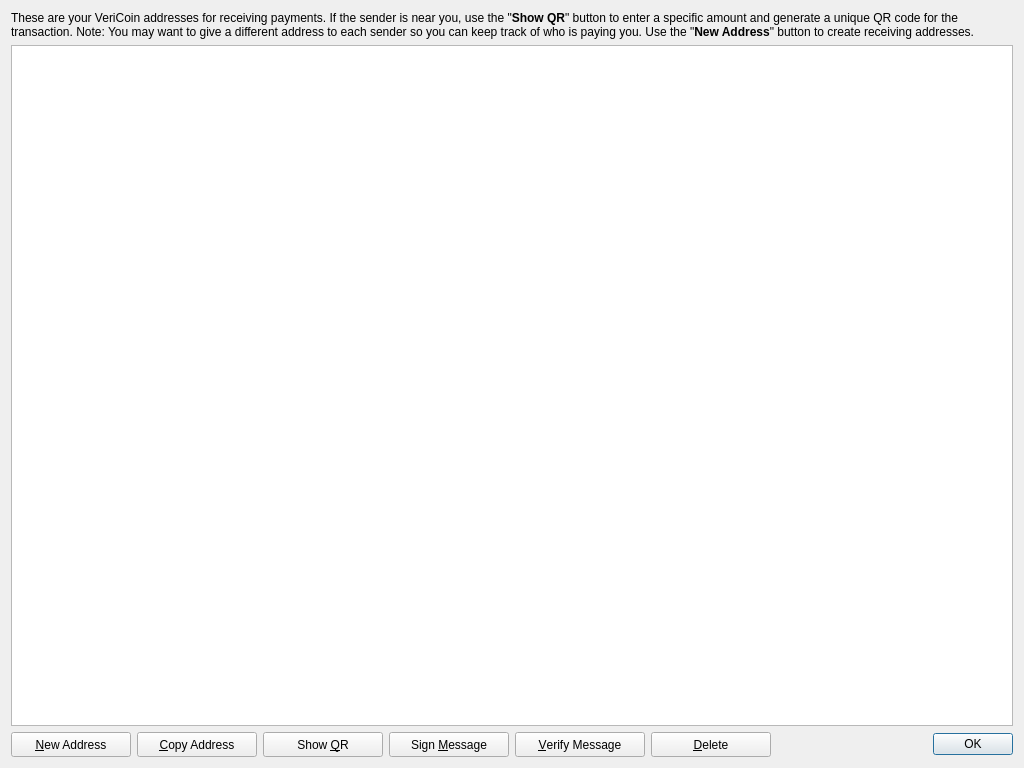
Above: src/qt/forms/addressbookpage.ui from VeriConomy/vericoin before the change. Below: the same form after it.
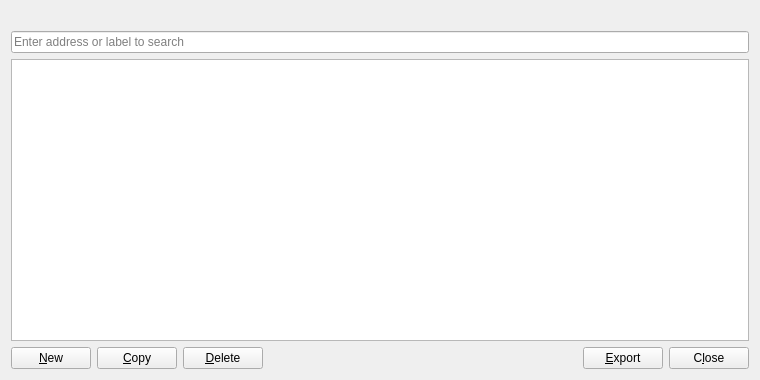
That is the form after the change. Icons and pictures are not drawn.

```diff
--- a/src/qt/forms/addressbookpage.ui
+++ b/src/qt/forms/addressbookpage.ui
@@ -6,8 +6,8 @@
    <rect>
     <x>0</x>
     <y>0</y>
-    <width>1024</width>
-    <height>768</height>
+    <width>760</width>
+    <height>380</height>
    </rect>
   </property>
   <property name="windowTitle">
@@ -16,17 +16,18 @@
   <layout class="QVBoxLayout" name="verticalLayout">
    <item>
     <widget class="QLabel" name="labelExplanation">
-     <property name="text">
-      <string>&lt;html&gt;&lt;head/&gt;&lt;body&gt;&lt;p&gt;&lt;img src=&quot;:/icons/transaction_conflicted&quot;/&gt; These are your VeriCoin addresses for receiving payments. If the sender is near you, use the &amp;quot;&lt;span style=&quot; font-weight:600;&quot;&gt;Show QR&lt;/span&gt;&amp;quot; button to enter a specific amount and generate a unique QR code for the transaction. Note: You may want to give a different address to each sender so you can keep track of who is paying you. Use the &amp;quot;&lt;span style=&quot; font-weight:600;&quot;&gt;New Address&lt;/span&gt;&amp;quot; button to create receiving addresses.&lt;/p&gt;&lt;/body&gt;&lt;/html&gt;</string>
-     </property>
      <property name="textFormat">
-      <enum>Qt::AutoText</enum>
+      <enum>Qt::PlainText</enum>
      </property>
      <property name="wordWrap">
       <bool>true</bool>
      </property>
-     <property name="textInteractionFlags">
-      <set>Qt::NoTextInteraction</set>
+    </widget>
+   </item>
+   <item>
+    <widget class="QLineEdit" name="searchLineEdit">
+     <property name="placeholderText">
+      <string>Enter address or label to search</string>
      </property>
     </widget>
    </item>
@@ -67,143 +68,41 @@
    <item>
     <layout class="QHBoxLayout" name="horizontalLayout">
      <item>
-      <widget class="QPushButton" name="newAddressButton">
-       <property name="minimumSize">
-        <size>
-         <width>120</width>
-         <height>25</height>
-        </size>
-       </property>
+      <widget class="QPushButton" name="newAddress">
        <property name="toolTip">
         <string>Create a new address</string>
        </property>
        <property name="text">
-        <string>&amp;New Address</string>
+        <string>&amp;New</string>
        </property>
        <property name="icon">
         <iconset resource="../bitcoin.qrc">
          <normaloff>:/icons/add</normaloff>:/icons/add</iconset>
        </property>
-       <property name="iconSize">
-        <size>
-         <width>12</width>
-         <height>12</height>
-        </size>
+       <property name="autoDefault">
+        <bool>false</bool>
        </property>
       </widget>
      </item>
      <item>
-      <widget class="QPushButton" name="copyToClipboard">
-       <property name="minimumSize">
-        <size>
-         <width>120</width>
-         <height>25</height>
-        </size>
-       </property>
+      <widget class="QPushButton" name="copyAddress">
        <property name="toolTip">
         <string>Copy the currently selected address to the system clipboard</string>
        </property>
        <property name="text">
-        <string>&amp;Copy Address</string>
+        <string>&amp;Copy</string>
        </property>
        <property name="icon">
         <iconset resource="../bitcoin.qrc">
          <normaloff>:/icons/editcopy</normaloff>:/icons/editcopy</iconset>
        </property>
-       <property name="iconSize">
-        <size>
-         <width>12</width>
-         <height>12</height>
-        </size>
+       <property name="autoDefault">
+        <bool>false</bool>
        </property>
       </widget>
      </item>
      <item>
-      <widget class="QPushButton" name="showQRCode">
-       <property name="minimumSize">
-        <size>
-         <width>120</width>
-         <height>25</height>
-        </size>
-       </property>
-       <property name="toolTip">
-        <string>Generate a QR code for the address</string>
-       </property>
-       <property name="text">
-        <string>Show &amp;QR</string>
-       </property>
-       <property name="icon">
-        <iconset resource="../bitcoin.qrc">
-         <normaloff>:/icons/qrcode</normaloff>:/icons/qrcode</iconset>
-       </property>
-       <property name="iconSize">
-        <size>
-         <width>14</width>
-         <height>14</height>
-        </size>
-       </property>
-      </widget>
-     </item>
-     <item>
-      <widget class="QPushButton" name="signMessage">
-       <property name="minimumSize">
-        <size>
-         <width>120</width>
-         <height>25</height>
-        </size>
-       </property>
-       <property name="toolTip">
-        <string>Sign a message to prove you own a VeriCoin address</string>
-       </property>
-       <property name="text">
-        <string>Sign &amp;Message</string>
-       </property>
-       <property name="icon">
-        <iconset resource="../bitcoin.qrc">
-         <normaloff>:/icons/editButton</normaloff>:/icons/editButton</iconset>
-       </property>
-       <property name="iconSize">
-        <size>
-         <width>12</width>
-         <height>12</height>
-        </size>
-       </property>
-      </widget>
-     </item>
-     <item>
-      <widget class="QPushButton" name="verifyMessage">
-       <property name="minimumSize">
-        <size>
-         <width>130</width>
-         <height>25</height>
-        </size>
-       </property>
-       <property name="toolTip">
-        <string>Verify a message to ensure it was signed with a specified VeriCoin address</string>
-       </property>
-       <property name="text">
-        <string>&amp;Verify Message</string>
-       </property>
-       <property name="icon">
-        <iconset resource="../bitcoin.qrc">
-         <normaloff>:/icons/verifyButton</normaloff>:/icons/verifyButton</iconset>
-       </property>
-       <property name="iconSize">
-        <size>
-         <width>12</width>
-         <height>12</height>
-        </size>
-       </property>
-      </widget>
-     </item>
-     <item>
-      <widget class="QPushButton" name="deleteButton">
-       <property name="minimumSize">
-        <size>
-         <width>120</width>
-         <height>25</height>
-        </size>
-       </property>
+      <widget class="QPushButton" name="deleteAddress">
        <property name="toolTip">
         <string>Delete the currently selected address from the list</string>
        </property>
@@ -214,11 +113,8 @@
         <iconset resource="../bitcoin.qrc">
          <normaloff>:/icons/remove</normaloff>:/icons/remove</iconset>
        </property>
-       <property name="iconSize">
-        <size>
-         <width>12</width>
-         <height>12</height>
-        </size>
+       <property name="autoDefault">
+        <bool>false</bool>
        </property>
       </widget>
      </item>
@@ -236,15 +132,35 @@
       </spacer>
      </item>
      <item>
-      <widget class="QDialogButtonBox" name="buttonBox">
+      <widget class="QPushButton" name="exportButton">
+       <property name="toolTip">
+        <string>Export the data in the current tab to a file</string>
+       </property>
+       <property name="text">
+        <string>&amp;Export</string>
+       </property>
+       <property name="icon">
+        <iconset resource="../bitcoin.qrc">
+         <normaloff>:/icons/export</normaloff>:/icons/export</iconset>
+       </property>
+       <property name="autoDefault">
+        <bool>false</bool>
+       </property>
+      </widget>
+     </item>
+     <item>
+      <widget class="QPushButton" name="closeButton">
        <property name="sizePolicy">
-        <sizepolicy hsizetype="Maximum" vsizetype="Fixed">
+        <sizepolicy hsizetype="Minimum" vsizetype="Minimum">
          <horstretch>0</horstretch>
          <verstretch>0</verstretch>
         </sizepolicy>
        </property>
-       <property name="standardButtons">
-        <set>QDialogButtonBox::Ok</set>
+       <property name="text">
+        <string>C&amp;lose</string>
+       </property>
+       <property name="autoDefault">
+        <bool>false</bool>
        </property>
       </widget>
      </item>
```
Left out of the diff: 11 changed lines with no effect on the pictures.
